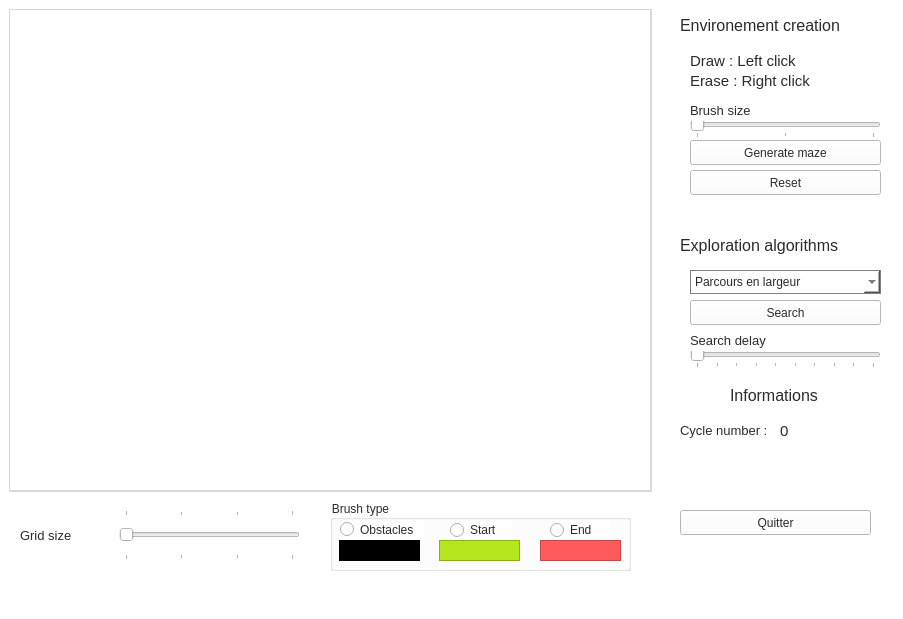
Qt form mainwindow.ui (Maxlo24/Project_CPP_4ETI) before a commit.
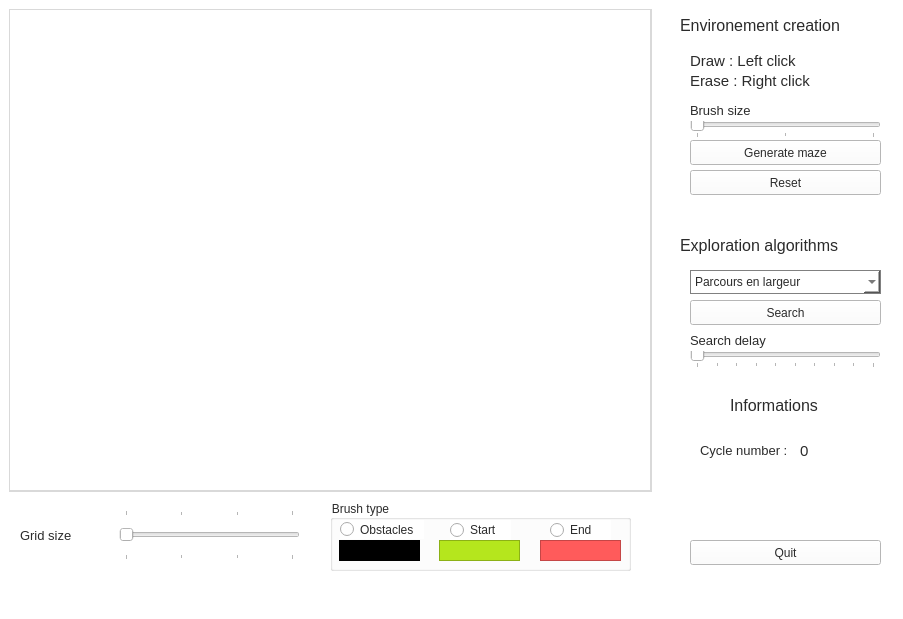
The same form after that commit.

Patch:
```diff
--- a/mainwindow.ui
+++ b/mainwindow.ui
@@ -24,8 +24,8 @@
    <widget class="QPushButton" name="quitButton">
     <property name="geometry">
      <rect>
-      <x>680</x>
-      <y>510</y>
+      <x>690</x>
+      <y>540</y>
       <width>191</width>
       <height>25</height>
      </rect>
@@ -36,7 +36,7 @@
 </string>
     </property>
     <property name="text">
-     <string>Quitter</string>
+     <string>Quit</string>
     </property>
    </widget>
    <widget class="QWidget" name="verticalLayoutWidget">
@@ -243,7 +243,7 @@
     <property name="geometry">
      <rect>
       <x>730</x>
-      <y>380</y>
+      <y>390</y>
       <width>101</width>
       <height>31</height>
      </rect>
@@ -260,8 +260,8 @@
    <widget class="QLabel" name="Partie_Algo_4">
     <property name="geometry">
      <rect>
-      <x>680</x>
-      <y>420</y>
+      <x>700</x>
+      <y>440</y>
       <width>111</width>
       <height>21</height>
      </rect>
@@ -504,9 +504,9 @@
    <widget class="QLabel" name="cycle_nbr_txt">
     <property name="geometry">
      <rect>
-      <x>780</x>
-      <y>420</y>
-      <width>101</width>
+      <x>800</x>
+      <y>440</y>
+      <width>71</width>
       <height>21</height>
      </rect>
     </property>
@@ -515,6 +515,9 @@
       <pointsize>11</pointsize>
      </font>
     </property>
+    <property name="layoutDirection">
+     <enum>Qt::LeftToRight</enum>
+    </property>
     <property name="text">
      <string>0</string>
     </property>
```
